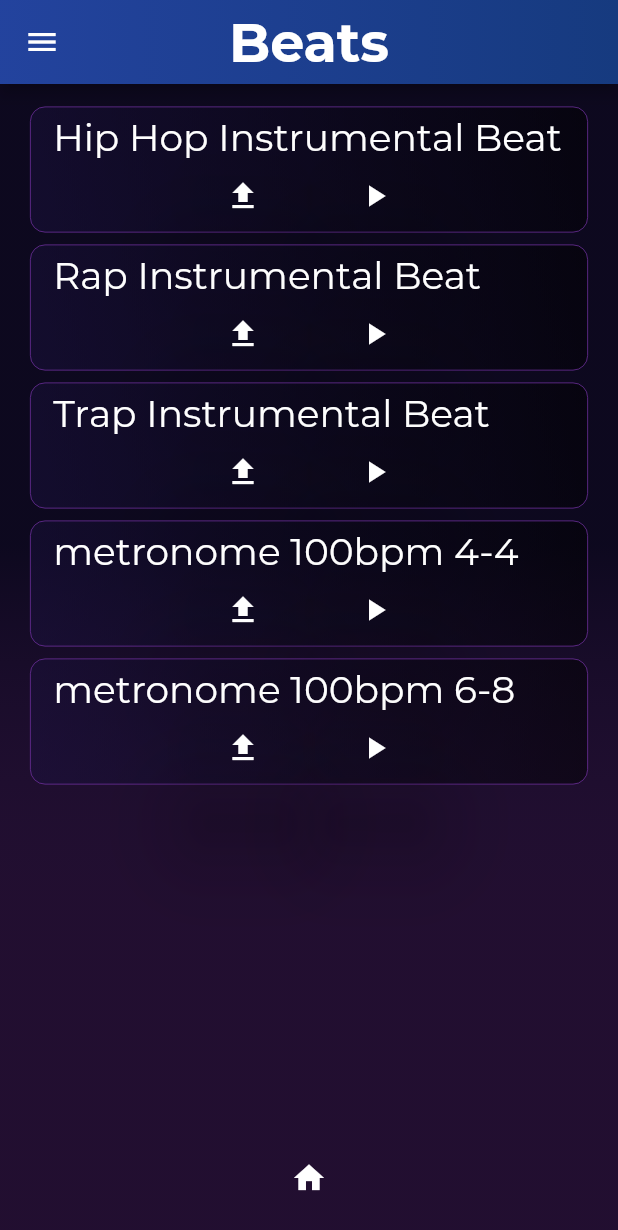
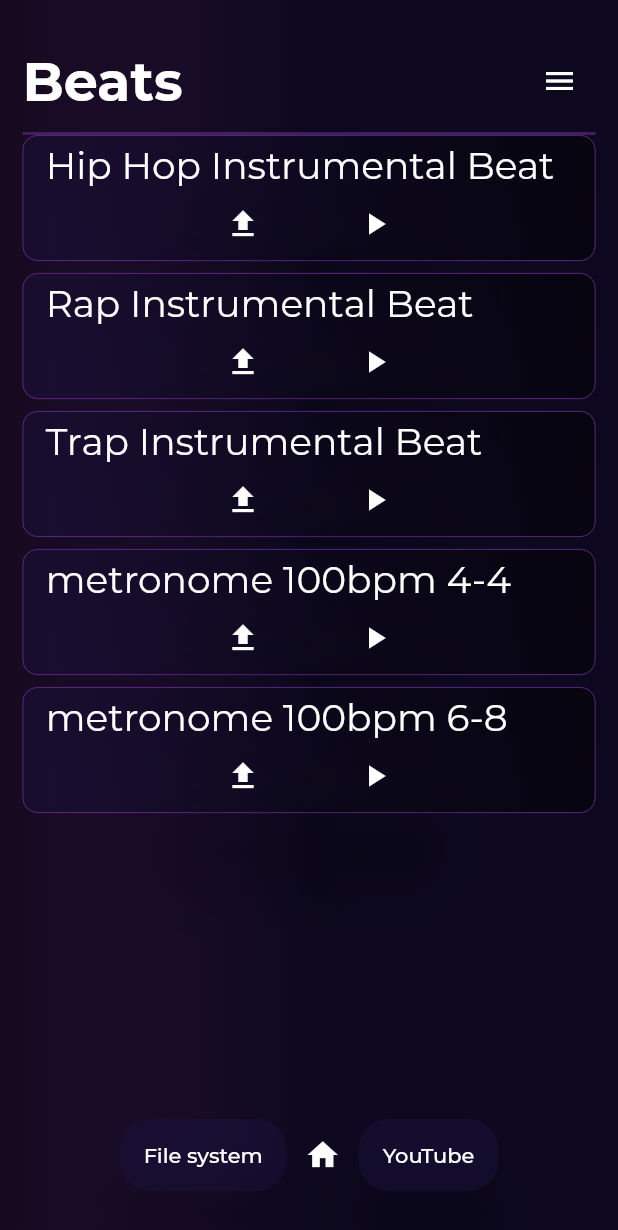
Before and after one commit to Catonzio/rap_edit, a Flutter app: the ChoosingBeatsPage screen opened by its route, on a phone screen of 412 x 824 dp. Shown: the top 1230 px of the screen. Run offline on Flutter 3.47's test engine with Material 2 defaults, Android fonts, the phone set to English and light mode, and no system bars; our stand-ins replace audioplayers, file_picker, gradient_app_bar, permission_handler, shared_preferences; missing offline and left inert: flutter_audio_recorder, share_extend, youtube_explode_dart; accounts and stored records are empty; project files that could hold a hidden picture were left out.

Commit message:
aggiunto il popupmenu e tolto il drawer

```diff
--- a/lib/audioplayer/AudioPlayerWidget.dart
+++ b/lib/audioplayer/AudioPlayerWidget.dart
@@ -168,6 +168,7 @@ class AudioPlayerWidgetState extends State<AudioPlayerWidget> with WidgetsBindin
                   IconButton(
                     icon: Icon(Icons.stop, color: MyColors.primaryColor),
                     onPressed: () => { stopSong(controller) },
+                    tooltip: "Hello",
                   ),
                   Container(
                     width: 50,
--- a/lib/custom_widgets/CstmBackGround.dart
+++ b/lib/custom_widgets/CstmBackGround.dart
@@ -13,19 +13,19 @@ class CstmBackGround extends StatelessWidget {
     return Container(
       decoration: BoxDecoration(
           gradient: LinearGradient(
-              begin: Alignment.bottomLeft,
-              end: Alignment.topLeft,
+              begin: Alignment.centerLeft,
+              end: Alignment.centerRight,
               stops: [
-                0.3,
-                0.6,
+                0.02,
+                0.5,
                 0.9
               ],
               //colors: [MyColors.backGroundWhite, MyColors.endElementColor]
-            colors: [
-              MyColors.softPurple.withOpacity(0.3),
-              MyColors.deepPurple,
-              MyColors.deepPurple,
-            ]
+              colors: [
+                MyColors.softPurple.withOpacity(0.2),
+                MyColors.deepPurple,
+                MyColors.deepPurple,
+              ]
           )
       ),
       //color: MyColors.deepPurple,
--- a/lib/custom_widgets/ListPage.dart
+++ b/lib/custom_widgets/ListPage.dart
@@ -3,6 +3,7 @@ import 'package:flutter/material.dart';
 import 'package:gradient_app_bar/gradient_app_bar.dart';
 import 'package:rap_edit/drawer/CstmDrawer.dart';
 import 'package:rap_edit/pages/MyPageInterface.dart';
+import 'package:rap_edit/pages/PageStyle.dart';
 import 'package:rap_edit/support/CstmTextTheme.dart';
 import 'package:rap_edit/support/MyColors.dart';
 
@@ -27,22 +28,10 @@ class ListPage extends StatelessWidget {
 
   @override
   Widget build(BuildContext context) {
-    return Scaffold(
-        appBar: GradientAppBar(
-          title: Text(title, style: CstmTextTheme.pageTitle,),
-          centerTitle: true,
-          backgroundColorStart: MyColors.deepPurple,
-          backgroundColorEnd: MyColors.endAppBar,
-          //serve per non permettere di tornare indietro dall'appbar
-          //automaticallyImplyLeading: false,
-        ),
-      drawer: CstmDrawer(pageInterface),
-      body: CstmBackGround(
-          body: Center(
-            child: Container(
-              padding: EdgeInsets.fromLTRB(20.0, 15.0, 20.0, 15.0),
-              child: Column(
-                  children: <Widget>[
+    return PageStyle(
+      page: pageInterface,
+      pageTitle: title,
+      body: <Widget>[
         Expanded(
             child: listView??futureBuilder
         ),
@@ -59,11 +48,8 @@ class ListPage extends StatelessWidget {
                 ]
         )
         //SizedBox(height: 10,)
-                  ]
-              ),
-            )
-          )
-      )
+      ],
+
     );
   }
 
--- a/lib/drawer/CstmDrawer.dart
+++ b/lib/drawer/CstmDrawer.dart
@@ -52,7 +52,8 @@ class CstmDrawerState extends State<CstmDrawer> {
     var buttonsMap = createButtons();
     List<Widget> buttons = List();
 
-    buttons.add(SizedBox(height: MediaQuery.of(context).size.height/2,));
+    buttons.add(SizedBox(height: MediaQuery.of(context).size.height/6,));
+    //buttons.add(SizedBox(width: MediaQuery.of(context).size.width/2,));
     //buttons.add(buttonsMap[ButtonsNames.buttonCancel]);
 
     if(widget.page is WritingPageState) {
@@ -201,7 +202,7 @@ class DrawerPainter extends CustomPainter{
         ? size.height
         : (size.height - 90)/(11.5/buttonsList.length);
 
-    RRect center2 = RRect.fromLTRBR(0, size.height - height, size.width/2, size.height, Radius.circular(40));
+    RRect center2 = RRect.fromLTRBR(size.width/2, 0, size.width, height, Radius.circular(40));
 
     LinearGradient gradient = LinearGradient(
         begin: Alignment.topRight,
--- a/lib/drawer/CstmDrawerLine.dart
+++ b/lib/drawer/CstmDrawerLine.dart
@@ -21,11 +21,11 @@ class CstmDrawerLine extends StatelessWidget {
   Widget build(BuildContext context) {
     return
         Container(
-          padding: padding??EdgeInsets.fromLTRB(20, 0, 0, 0),
+          padding: padding??EdgeInsets.fromLTRB(0, 0, 30, 0),
           //color: Colors.red,
           child: Row(
             crossAxisAlignment: CrossAxisAlignment.center,
-            mainAxisAlignment: MainAxisAlignment.start,
+            mainAxisAlignment: MainAxisAlignment.end,
             children: <Widget>[
               Icon(icon),
               MaterialButton(
--- /dev/null
+++ b/lib/drawer/CstmPopupLine.dart
@@ -0,0 +1,31 @@
+import 'package:flutter/cupertino.dart';
+import 'package:flutter/material.dart';
+import 'package:rap_edit/pages/MyPageInterface.dart';
+
+class CstmPopupLine extends PopupMenuItem {
+
+  final IconData icon;
+  final String text;
+  final String routeName;
+
+  CstmPopupLine({
+    Key key,
+    this.icon,
+    this.text,
+    this.routeName
+  });
+
+  PopupMenuItem getButton() {
+    return PopupMenuItem(
+      child: Row(
+        children: <Widget>[
+          Icon(icon),
+          SizedBox(width: 30,),
+          Text(text)
+        ],
+      ),
+      value: routeName,
+    );
+  }
+
+}
--- /dev/null
+++ b/lib/drawer/CstmPopupMenu.dart
@@ -0,0 +1,161 @@
+import 'package:flutter/cupertino.dart';
+import 'package:flutter/material.dart';
+import 'package:rap_edit/drawer/CstmPopupLine.dart';
+import 'package:rap_edit/pages/ChoosingBeatsPage.dart';
+import 'package:rap_edit/pages/MixingAudioPage.dart';
+import 'package:rap_edit/pages/MyPageInterface.dart';
+import 'package:rap_edit/pages/RegistrationsPage.dart';
+import 'package:rap_edit/pages/TextsPage.dart';
+import 'package:rap_edit/pages/WritingPage.dart';
+import 'package:rap_edit/support/CstmTextTheme.dart';
+import 'package:rap_edit/support/MyColors.dart';
+
+
+class CstmPopupMenu extends StatelessWidget {
+  final MyPageInterface page;
+
+  CstmPopupMenu({
+    Key key,
+    this.page
+  });
+
+  List<PopupMenuEntry> getButtons() {
+    var buttonsMap = createButtons();
+    List<PopupMenuEntry> buttons = List();
+
+    buttons
+      ..add(
+      PopupMenuItem(
+        child: Text("Navigation", style: TextStyle(fontSize: 20, color: MyColors.textColor, fontWeight: FontWeight.bold), textAlign: TextAlign.center,),
+      )
+    )
+    ..add(
+      PopupMenuDivider(
+        height: 1,
+      )
+    );
+
+    if(page is WritingPageState) {
+      WritingPageState state = page as WritingPageState;
+      buttonsMap.forEach((key, value) {
+        if(key != ButtonsNames.buttonWrite && key != ButtonsNames.buttonCancel)
+          buttons.add(value);
+      });
+    }
+
+    else if(page is ChoosingBeatsPageState) {
+      ChoosingBeatsPageState state = page as ChoosingBeatsPageState;
+      buttons.add(
+          CstmPopupLine(
+            text: "Load YouTube",
+            icon: Icons.play_circle_filled,
+          ).getButton()
+      );
+      buttons.add(
+          CstmPopupLine(
+            text: "Load File System",
+            icon: Icons.library_music,
+          ).getButton()
+      );
+      buttonsMap.forEach((key, value) {
+        if(key != ButtonsNames.buttonLoadBeats && key != ButtonsNames.buttonCancel)
+          buttons.add(value);
+      });
+    }
+
+    else if(page is RegistrationsPageState) {
+      RegistrationsPageState state = page as RegistrationsPageState;
+      buttonsMap.forEach((key, value) {
+        if(key != ButtonsNames.buttonLoadRecs && key != ButtonsNames.buttonCancel)
+          buttons.add(value);
+      });
+    }
+
+    else if(page is TextsPageState) {
+      TextsPageState state = page as TextsPageState;
+      buttonsMap.forEach((key, value) {
+        if(key != ButtonsNames.buttonLoadTexts && key != ButtonsNames.buttonCancel)
+          buttons.add(value);
+      });
+    }
+
+    else if(page is MixingAudioPageState) {
+      MixingAudioPageState state = page as MixingAudioPageState;
+      buttonsMap.forEach((key, value) {
+        if(key != ButtonsNames.buttonMixing && key != ButtonsNames.buttonCancel)
+          buttons.add(value);
+      });
+    }
+
+    else {
+      buttonsMap.forEach((key, value) => { buttons.add(value) });
+    }
+
+    return buttons;
+  }
+
+  Map createButtons() {
+    var buttonsMap = Map();
+
+    buttonsMap[ButtonsNames.buttonLoadBeats] = CstmPopupLine(
+      text: "Load beats",
+      icon: Icons.queue_music,
+      routeName: ChoosingBeatsPage.routeName,
+    ).getButton();
+
+    buttonsMap[ButtonsNames.buttonLoadTexts] = CstmPopupLine(
+      text: "Load texts",
+      icon: Icons.file_upload,
+      routeName: TextsPage.routeName,
+    ).getButton();
+
+    buttonsMap[ButtonsNames.buttonLoadRecs] = CstmPopupLine(
+      text: "Load recs",
+      icon: Icons.record_voice_over,
+      routeName: RegistrationsPage.routeName,
+    ).getButton();
+
+    buttonsMap[ButtonsNames.buttonWrite] = CstmPopupLine(
+      text: "Write text",
+      icon: Icons.edit,
+      routeName: WritingPage.routeName,
+    ).getButton();
+
+    buttonsMap[ButtonsNames.buttonMixing] = CstmPopupLine(
+      text: "Mix audio",
+      icon: Icons.library_music,
+      routeName: MixingAudioPage.routeName,
+    ).getButton();
+
+    return buttonsMap;
+  }
+
+  @override
+  Widget build(BuildContext context) {
+    return PopupMenuButton(
+      itemBuilder: (context) => getButtons(),
+      shape: RoundedRectangleBorder(borderRadius: BorderRadius.circular(20)),
+      color: MyColors.deepPurple.withOpacity(0.95),
+      icon: Icon(
+        Icons.menu,
+        color: MyColors.textColor,
+      ),
+      onSelected: (value) {
+        page.loadPage(value);
+      },
+
+    );
+  }
+
+}
+
+class ButtonsNames {
+  static String sized30 = 'sized30';
+  static String sized10 = 'sized10';
+  static String buttonCancel = 'buttonCancel';
+  static String buttonLoadBeats = 'buttonLoadBeats';
+  static String buttonLoadTexts = 'buttonLoadTexts';
+  static String buttonLoadRecs = 'buttonLoadRecs';
+  static String buttonWrite = 'buttonWrite';
+  static String buttonMixing = 'buttonMixing';
+}
--- a/lib/pages/ChoosingBeatsPage.dart
+++ b/lib/pages/ChoosingBeatsPage.dart
@@ -10,6 +10,7 @@ import 'package:rap_edit/custom_widgets/ListPage.dart';
 import 'package:rap_edit/pages/MyPageInterface.dart';
 import 'package:rap_edit/pages/TextsPage.dart';
 import 'package:rap_edit/pages/WritingPage.dart';
+import 'package:rap_edit/support/MyColors.dart';
 
 import '../custom_widgets/CtsmButton.dart';
 import 'RegistrationsPage.dart';
@@ -127,6 +128,30 @@ class ChoosingBeatsPageState extends State<ChoosingBeatsPage> with MyPageInterfa
           );
         },
       ),
+       bottomRowButtons: <Widget>[
+         Material(
+           color: MyColors.deepPurple.withOpacity(0.5),
+           borderRadius: BorderRadius.circular(20),
+           child: FlatButton(
+             child: Text("File system"),
+             onPressed: () => loadFromFileSystem(),
+           ),
+           elevation: 20,
+         ),
+         IconButton(
+           icon: Icon(Icons.home),
+           onPressed: () => loadWritingPage(),
+         ),
+         Material(
+           color: MyColors.deepPurple.withOpacity(0.5),
+           borderRadius: BorderRadius.circular(20),
+           child: FlatButton(
+             child: Text("YouTube"),
+             onPressed: () => loadFromYoutubeAlertDialog(context),
+           ),
+           elevation: 20,
+         ),
+       ],
     );
   }
 
--- a/lib/pages/MixingAudioPage.dart
+++ b/lib/pages/MixingAudioPage.dart
@@ -27,6 +27,7 @@ class MixingAudioPageState extends State<MixingAudioPage> with MyPageInterface{
   Widget build(BuildContext context) {
     return PageStyle(
       pageTitle: "Mixing Audio",
+      page: this,
       body: <Widget>[
         Row(
           crossAxisAlignment: CrossAxisAlignment.center,
--- a/lib/pages/PageStyle.dart
+++ b/lib/pages/PageStyle.dart
@@ -2,6 +2,7 @@ import 'package:flutter/cupertino.dart';
 import 'package:flutter/material.dart';
 import 'package:rap_edit/custom_widgets/CstmBackGround.dart';
 import 'package:rap_edit/drawer/CstmDrawer.dart';
+import 'package:rap_edit/drawer/CstmPopupMenu.dart';
 import 'package:rap_edit/pages/MyPageInterface.dart';
 import 'package:rap_edit/support/CstmTextTheme.dart';
 import 'package:rap_edit/support/MyColors.dart';
@@ -10,11 +11,13 @@ class PageStyle extends StatefulWidget {
 
   final String pageTitle;
   final List<Widget> body;
+  final MyPageInterface page;
 
   PageStyle({
     Key key,
-    this.pageTitle,
-    this.body
+    @required this.pageTitle,
+    @required this.body,
+    @required this.page
   });
 
   @override
@@ -23,30 +26,13 @@ class PageStyle extends StatefulWidget {
 
 class PageStyleState extends State<PageStyle> with MyPageInterface {
 
-  GlobalKey<ScaffoldState> _scaffoldKey = GlobalKey();
+  //GlobalKey<ScaffoldState> _scaffoldKey = GlobalKey();
 
   @override
   Widget build(BuildContext context) {
     return Scaffold(
-      key: _scaffoldKey,
-      bottomNavigationBar: Material(
-        //elevation: 10,
-        child: BottomAppBar(
-          color: MyColors.deepPurple.withOpacity(1),
-          elevation: 1000,
-          child: Row(
-            crossAxisAlignment: CrossAxisAlignment.end,
-            mainAxisAlignment: MainAxisAlignment.end,
-            children: <Widget>[
-              IconButton(
-                icon: Icon(Icons.menu),
-                onPressed: () => { _scaffoldKey.currentState.openDrawer() },
-              )
-            ],
-          ),
-        ),
-      ),
-      drawer: CstmDrawer(this),
+      //key: _scaffoldKey,
+      //drawer: CstmDrawer(widget.page),
       body: CstmBackGround(
         body: Center(
           child: Container(
@@ -54,10 +40,11 @@ class PageStyleState extends State<PageStyle> with MyPageInterface {
             child: Column(
               children: <Widget>[
                 Container(
-                  width: MediaQuery.of(context).size.width,
+                  //width: MediaQuery.of(context).size.width,
+                  padding: EdgeInsets.fromLTRB(0, 0, 0, 10),
                   decoration: BoxDecoration(
                     border: Border(
-                      bottom: BorderSide(width: 2.0, color: MyColors.softPurple),
+                      bottom: BorderSide(width: 2.0, color: MyColors.softPurple.withOpacity(0.5)),
                     ),
                   ),
                   child: Row(
@@ -66,10 +53,9 @@ class PageStyleState extends State<PageStyle> with MyPageInterface {
                     children: <Widget>[
                       Text("${widget.pageTitle}", style: CstmTextTheme.pageTitle,
                         textAlign: TextAlign.center,),
-                      IconButton(
-                        icon: Icon(Icons.menu),
-                        onPressed: () => { _scaffoldKey.currentState.openDrawer() },
-                      )
+                      //SizedBox(width: 70,),
+                      Expanded(child: Text("")),
+                      CstmPopupMenu(page: widget.page,)
                     ],
                   )
                 ),
--- a/lib/pages/WritingPage.dart
+++ b/lib/pages/WritingPage.dart
@@ -66,6 +66,7 @@ class WritingPageState extends State<WritingPage> with AutomaticKeepAliveClientM
 
     return PageStyle(
       pageTitle: "WritingPage",
+      page: this,
       body: <Widget>[
         SizedBox(height: 10.0,),
         ChangeNotifierProvider(
@@ -169,7 +170,7 @@ class WritingPageState extends State<WritingPage> with AutomaticKeepAliveClientM
         listOfButtons.add(
           FlatButton(
             child: Text(element),
-            visualDensity: VisualDensity.compact,
+            //visualDensity: VisualDensity.compact,
             onPressed: () => { addTheRhyme(rhymes.indexOf(element)) },
           )
         );
```
Lines whose indentation alone changed are shown as unchanged.
